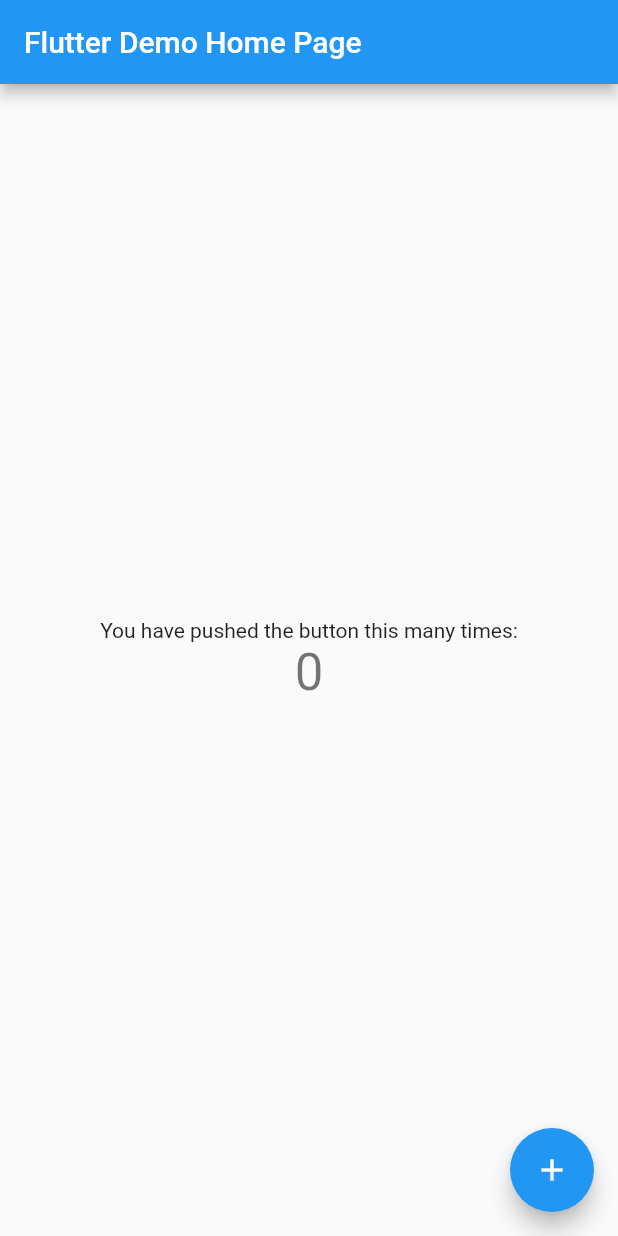
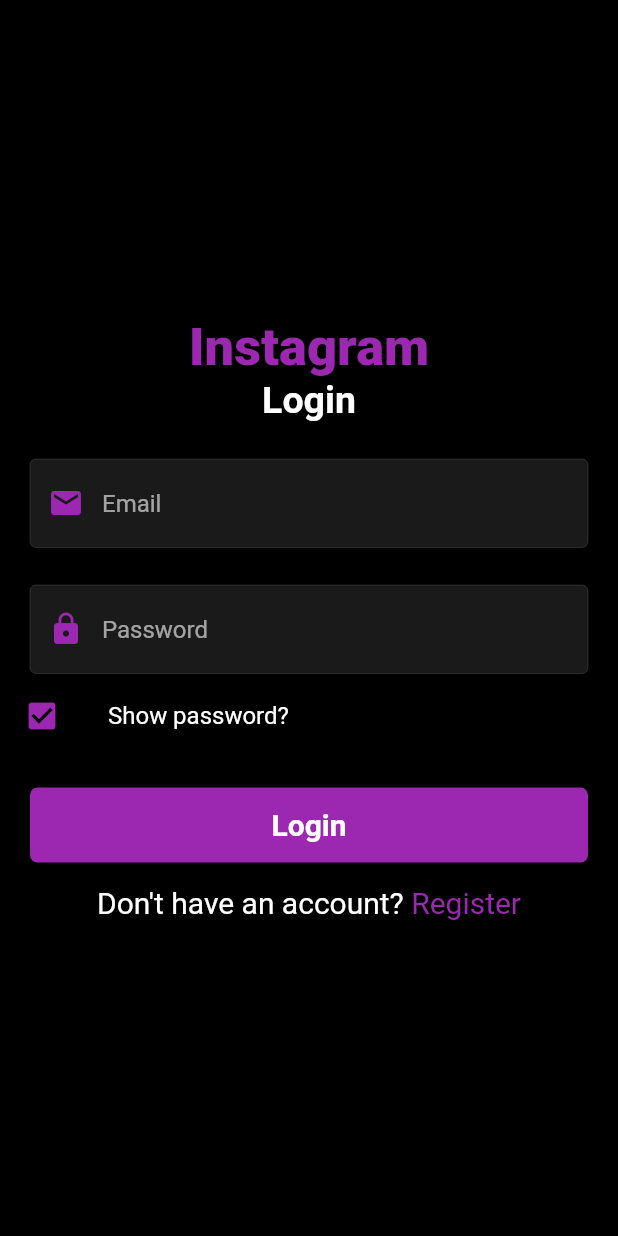
Before and after one commit to AgweBryan/flutter_instagram_clone, a Flutter app: the screen it shows after launch, on a phone screen of 412 x 824 dp. Run offline on Flutter 3.47's test engine with Material 2 defaults, Android fonts, the phone set to English and light mode, and no system bars; our stand-ins replace cloud_firestore, firebase_auth, firebase_core, firebase_storage, get, image_picker; accounts and stored records are empty.

Commit message:
Firebase authentication done

```diff
--- /dev/null
+++ b/lib/controllers/theme_controller.dart
@@ -0,0 +1,5 @@
+import 'package:get/get.dart';
+
+class ThemeController extends GetxController {
+  static final ThemeController instance = Get.find();
+}
--- a/lib/main.dart
+++ b/lib/main.dart
@@ -1,118 +1,53 @@
 import 'package:firebase_core/firebase_core.dart';
+import 'package:flutter/foundation.dart';
 import 'package:flutter/material.dart';
+import 'package:flutter/services.dart';
+import 'package:flutter_instagram_clone/controllers/auth_controller.dart';
+import 'package:flutter_instagram_clone/responsive/mobile_screen_layout.dart';
+import 'package:flutter_instagram_clone/responsive/responsive_layout_screen.dart';
+import 'package:flutter_instagram_clone/responsive/web_screen_layout.dart';
+import 'package:flutter_instagram_clone/utils/colors.dart';
+import 'package:get/get.dart';
 
 void main() async {
   WidgetsFlutterBinding.ensureInitialized();
-  await Firebase.initializeApp();
-  runApp(const MyApp());
+
+  if (kIsWeb) {
+    await Firebase.initializeApp(
+        options: const FirebaseOptions(
+      apiKey: "AIzaSyAzlKRwa-05DNiUpGmYEAFm8bNaaN2-mj4",
+      authDomain: "instagram-clone-87a35.firebaseapp.com",
+      projectId: "instagram-clone-87a35",
+      storageBucket: "instagram-clone-87a35.appspot.com",
+      messagingSenderId: "398811810572",
+      appId: "1:398811810572:web:ad061ce91251316ee31729",
+    )).then((_) => Get.put(AuthController()));
+  } else {
+    await Firebase.initializeApp().then((_) => Get.put(AuthController()));
+  }
+
+  // Set screen orientation to portrait only
+  SystemChrome.setPreferredOrientations([DeviceOrientation.portraitUp])
+      .then((_) => runApp(const MyApp()));
 }
 
 class MyApp extends StatelessWidget {
   const MyApp({Key? key}) : super(key: key);
 
-  // This widget is the root of your application.
   @override
   Widget build(BuildContext context) {
-    return MaterialApp(
-      title: 'Flutter Insta clone',
-      theme: ThemeData(
-        // This is the theme of your application.
-        //
-        // Try running your application with "flutter run". You'll see the
-        // application has a blue toolbar. Then, without quitting the app, try
-        // changing the primarySwatch below to Colors.green and then invoke
-        // "hot reload" (press "r" in the console where you ran "flutter run",
-        // or simply save your changes to "hot reload" in a Flutter IDE).
-        // Notice that the counter didn't reset back to zero; the application
-        // is not restarted.
-        primarySwatch: Colors.blue,
+    return GetMaterialApp(
+      debugShowCheckedModeBanner: false,
+      theme: ThemeData.dark()
+          .copyWith(scaffoldBackgroundColor: mobileBackgroundColor),
+      defaultTransition: Transition.rightToLeftWithFade,
+      transitionDuration: const Duration(
+        milliseconds: 1000,
       ),
-      home: const MyHomePage(title: 'Flutter Demo Home Page'),
+      home: const ResponsiveLayout(
+        mobileScreenLayout: MobileScreenLayout(),
+        webScreenLayout: WebScreenLayout(),
+      ),
     );
   }
 }
-
-class MyHomePage extends StatefulWidget {
-  const MyHomePage({Key? key, required this.title}) : super(key: key);
-
-  // This widget is the home page of your application. It is stateful, meaning
-  // that it has a State object (defined below) that contains fields that affect
-  // how it looks.
-
-  // This class is the configuration for the state. It holds the values (in this
-  // case the title) provided by the parent (in this case the App widget) and
-  // used by the build method of the State. Fields in a Widget subclass are
-  // always marked "final".
-
-  final String title;
-
-  @override
-  State<MyHomePage> createState() => _MyHomePageState();
-}
-
-class _MyHomePageState extends State<MyHomePage> {
-  int _counter = 0;
-
-  void _incrementCounter() {
-    setState(() {
-      // This call to setState tells the Flutter framework that something has
-      // changed in this State, which causes it to rerun the build method below
-      // so that the display can reflect the updated values. If we changed
-      // _counter without calling setState(), then the build method would not be
-      // called again, and so nothing would appear to happen.
-      _counter++;
-    });
-  }
-
-  @override
-  Widget build(BuildContext context) {
-    // This method is rerun every time setState is called, for instance as done
-    // by the _incrementCounter method above.
-    //
-    // The Flutter framework has been optimized to make rerunning build methods
-    // fast, so that you can just rebuild anything that needs updating rather
-    // than having to individually change instances of widgets.
-    return Scaffold(
-      appBar: AppBar(
-        // Here we take the value from the MyHomePage object that was created by
-        // the App.build method, and use it to set our appbar title.
-        title: Text(widget.title),
-      ),
-      body: Center(
-        // Center is a layout widget. It takes a single child and positions it
-        // in the middle of the parent.
-        child: Column(
-          // Column is also a layout widget. It takes a list of children and
-          // arranges them vertically. By default, it sizes itself to fit its
-          // children horizontally, and tries to be as tall as its parent.
-          //
-          // Invoke "debug painting" (press "p" in the console, choose the
-          // "Toggle Debug Paint" action from the Flutter Inspector in Android
-          // Studio, or the "Toggle Debug Paint" command in Visual Studio Code)
-          // to see the wireframe for each widget.
-          //
-          // Column has various properties to control how it sizes itself and
-          // how it positions its children. Here we use mainAxisAlignment to
-          // center the children vertically; the main axis here is the vertical
-          // axis because Columns are vertical (the cross axis would be
-          // horizontal).
-          mainAxisAlignment: MainAxisAlignment.center,
-          children: <Widget>[
-            const Text(
-              'You have pushed the button this many times:',
-            ),
-            Text(
-              '$_counter',
-              style: Theme.of(context).textTheme.headline4,
-            ),
-          ],
-        ),
-      ),
-      floatingActionButton: FloatingActionButton(
-        onPressed: _incrementCounter,
-        tooltip: 'Increment',
-        child: const Icon(Icons.add),
-      ), // This trailing comma makes auto-formatting nicer for build methods.
-    );
-  }
-}
--- /dev/null
+++ b/lib/utils/colors.dart
@@ -0,0 +1,8 @@
+import 'package:flutter/material.dart';
+
+const Color mobileBackgroundColor = Colors.black;
+const Color webBackgroundColor = Color.fromRGBO(10, 10, 10, 1);
+const Color mobileSearchColor = Color.fromRGBO(0, 149, 246, 1);
+const Color purpleColor = Colors.purple;
+const Color primaryColor = Colors.white;
+const secondaryColor = Colors.grey;
--- /dev/null
+++ b/lib/utils/dimensions.dart
@@ -0,0 +1 @@
+const webScreenSize = 600;
--- /dev/null
+++ b/lib/views/screens/auth/login_screen.dart
@@ -0,0 +1,139 @@
+import 'package:flutter/material.dart';
+import 'package:flutter_instagram_clone/utils/colors.dart';
+import 'package:flutter_instagram_clone/utils/constants.dart';
+import 'package:flutter_instagram_clone/views/screens/auth/signup_screen.dart';
+import 'package:flutter_instagram_clone/views/widgets/text_input_field.dart';
+import 'package:get/get.dart';
+
+class LoginScreen extends StatefulWidget {
+  const LoginScreen({Key? key}) : super(key: key);
+
+  @override
+  State<LoginScreen> createState() => _LoginScreenState();
+}
+
+class _LoginScreenState extends State<LoginScreen> {
+  final TextEditingController _emailController = TextEditingController();
+
+  final TextEditingController _passwordController = TextEditingController();
+
+  bool obscureText = false;
+
+  @override
+  Widget build(BuildContext context) {
+    return Scaffold(
+      body: Container(
+        alignment: Alignment.center,
+        child: SingleChildScrollView(
+          child: Column(
+            mainAxisAlignment: MainAxisAlignment.center,
+            children: [
+              const Text(
+                'Instagram',
+                style: TextStyle(
+                    fontSize: 35,
+                    color: purpleColor,
+                    fontWeight: FontWeight.w900),
+              ),
+              const Text(
+                'Login',
+                style: TextStyle(
+                  fontSize: 25,
+                  fontWeight: FontWeight.w700,
+                ),
+              ),
+              const SizedBox(
+                height: 25,
+              ),
+              Container(
+                width: double.infinity,
+                margin: const EdgeInsets.symmetric(horizontal: 20),
+                child: TextInputField(
+                  controller: _emailController,
+                  icon: Icons.email,
+                  labelText: 'Email',
+                ),
+              ),
+              const SizedBox(
+                height: 25,
+              ),
+              Container(
+                width: double.infinity,
+                margin: const EdgeInsets.symmetric(horizontal: 20),
+                child: TextInputField(
+                  controller: _passwordController,
+                  isObscure: obscureText,
+                  icon: Icons.lock,
+                  labelText: 'Password',
+                ),
+              ),
+              ListTile(
+                onTap: () {
+                  setState(() {
+                    obscureText = !obscureText;
+                  });
+                },
+                leading: obscureText
+                    ? const Icon(
+                        Icons.check_box_outline_blank,
+                        color: purpleColor,
+                      )
+                    : const Icon(
+                        Icons.check_box,
+                        color: purpleColor,
+                      ),
+                title: const Text('Show password?'),
+              ),
+              const SizedBox(
+                height: 20,
+              ),
+              InkWell(
+                onTap: () => authController.loginUser(
+                    _emailController.text, _passwordController.text),
+                child: Container(
+                  width: MediaQuery.of(context).size.width - 40,
+                  height: 50,
+                  alignment: Alignment.center,
+                  decoration: const BoxDecoration(
+                      color: purpleColor,
+                      borderRadius: BorderRadius.all(
+                        Radius.circular(5),
+                      )),
+                  child: const Text(
+                    'Login',
+                    style: TextStyle(
+                      fontSize: 20,
+                      fontWeight: FontWeight.w700,
+                    ),
+                  ),
+                ),
+              ),
+              const SizedBox(
+                height: 15,
+              ),
+              Row(
+                mainAxisAlignment: MainAxisAlignment.center,
+                children: [
+                  const Text(
+                    'Don\'t have an account? ',
+                    style: TextStyle(fontSize: 20),
+                  ),
+                  InkWell(
+                    onTap: () => Get.off(() => const SignUpScreen()),
+                    child: const Text(
+                      'Register',
+                      style: TextStyle(
+                        color: purpleColor,
+                        fontSize: 20,
+                      ),
+                    ),
+                  )
+                ],
+              )
+            ],
+          ),
+        ),
+      ),
+    );
+  }
+}
--- /dev/null
+++ b/lib/views/widgets/text_input_field.dart
@@ -0,0 +1,38 @@
+import 'package:flutter/material.dart';
+import 'package:flutter_instagram_clone/utils/colors.dart';
+
+class TextInputField extends StatelessWidget {
+  final TextEditingController controller;
+  final String labelText;
+  final bool isObscure;
+  final IconData icon;
+  const TextInputField(
+      {Key? key,
+      required this.controller,
+      required this.icon,
+      this.isObscure = false,
+      required this.labelText})
+      : super(key: key);
+
+  @override
+  Widget build(BuildContext context) {
+    final inputBorder =
+        OutlineInputBorder(borderSide: Divider.createBorderSide(context));
+    return TextField(
+      controller: controller,
+      cursorColor: purpleColor,
+      decoration: InputDecoration(
+        hintText: labelText,
+        prefixIcon: Icon(
+          icon,
+          color: purpleColor,
+        ),
+        border: inputBorder,
+        enabledBorder: inputBorder,
+        focusedBorder: inputBorder,
+        filled: true,
+      ),
+      obscureText: isObscure,
+    );
+  }
+}
```
Also changed, not shown: lib/controllers/auth_controller.dart (added, +118 -0 lines), lib/models/user.dart (added, +31 -0 lines), lib/responsive/mobile_screen_layout.dart (added, +11 -0 lines), lib/responsive/responsive_layout_screen.dart (added, +24 -0 lines), lib/responsive/web_screen_layout.dart (added, +11 -0 lines), lib/utils/constants.dart (added, +14 -0 lines), lib/views/screens/auth/signup_screen.dart (added, +185 -0 lines), lib/views/screens/home_screen.dart (added, +17 -0 lines), lib/controllers/home_controller.dart (added).
